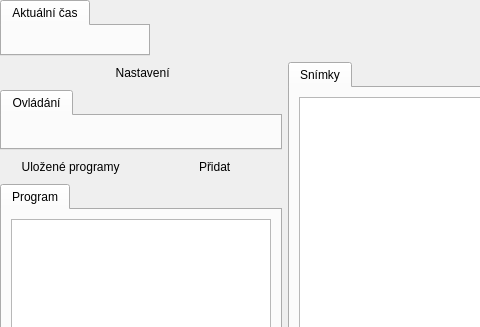
CZDanol/StrawLumen, file src/gui/mainwindow_presentationmode.ui: the form before one commit; both pictures show x 0 to 480 and y 0 to 327 of the 734 by 605 pixel window.
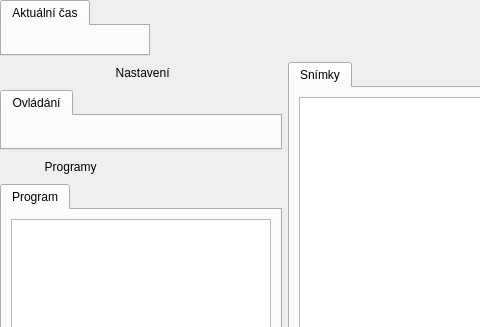
The form after the commit. Icons and pictures are not drawn. Custom widgets are drawn as their Qt base class.

Diff of the .ui file:
```diff
--- a/src/gui/mainwindow_presentationmode.ui
+++ b/src/gui/mainwindow_presentationmode.ui
@@ -335,7 +335,7 @@
           <item>
            <widget class="QPushButton" name="btnAddPresentation_2">
             <property name="text">
-             <string> Uložené programy</string>
+             <string> Programy</string>
             </property>
             <property name="icon">
              <iconset resource="../../res/resources.qrc">
@@ -349,7 +349,7 @@
           <item>
            <widget class="QPushButton" name="btnAddPresentation">
             <property name="text">
-             <string> Přidat</string>
+             <string/>
             </property>
             <property name="icon">
              <iconset resource="../../res/resources.qrc">
```
Left out of the diff: 6 changed lines with no effect on the pictures.
